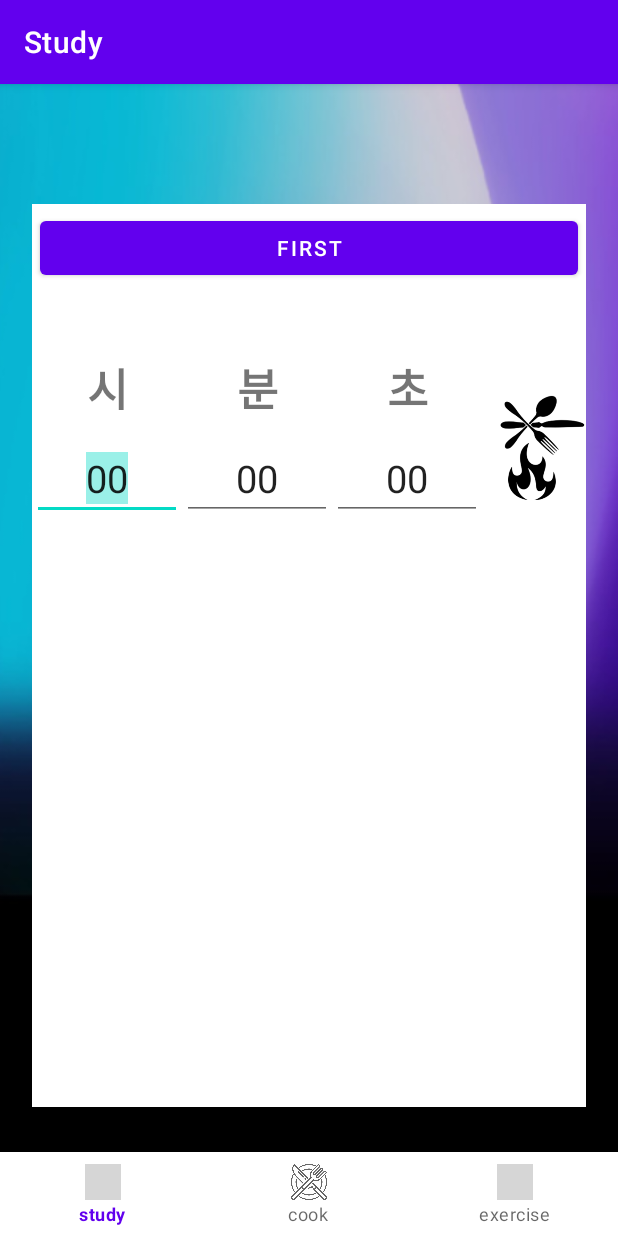
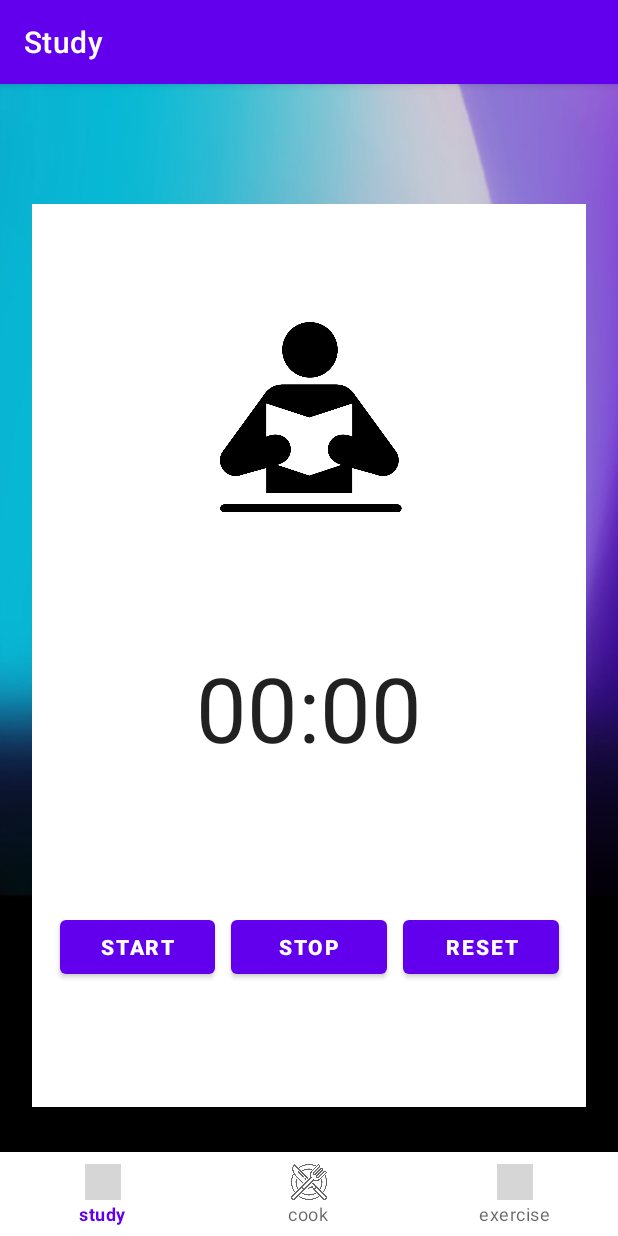
Before and after one commit to choikt/-Object-Oriented-PJ, an Android app: the screen it shows after launch (MainActivity), on a phone screen of 412 x 824 dp. Run offline under Robolectric (Android 15) with nearby library versions, the phone set to English and light mode, and no system bars; our stand-ins replace navigation-ui; grey boxes are pictures that could not be loaded.

Commit message:
feat: study timer UI 구현 완료

```diff
--- a/app/src/main/res/layout/fragment_study.xml
+++ b/app/src/main/res/layout/fragment_study.xml
@@ -1,172 +1,78 @@
 <?xml version="1.0" encoding="utf-8"?>
-<FrameLayout xmlns:android="http://schemas.android.com/apk/res/android"
+<androidx.constraintlayout.widget.ConstraintLayout xmlns:android="http://schemas.android.com/apk/res/android"
+    xmlns:app="http://schemas.android.com/apk/res-auto"
     xmlns:tools="http://schemas.android.com/tools"
+    android:id="@+id/frameLayout"
     android:layout_width="match_parent"
     android:layout_height="match_parent"
-    xmlns:app="http://schemas.android.com/apk/res-auto"
     tools:context=".StudyFragment">
 
     <!-- TODO: Update blank fragment layout -->
+
+    <ImageView
+        android:id="@+id/study_person"
+        android:layout_width="162dp"
+        android:layout_height="170dp"
+        android:src="@drawable/study_person"
+        app:layout_constraintBottom_toTopOf="@+id/chronometer"
+        app:layout_constraintEnd_toEndOf="parent"
+        app:layout_constraintStart_toStartOf="parent"
+        app:layout_constraintTop_toTopOf="parent" />
+
     <LinearLayout
-        android:id="@+id/linearLayout7"
-        android:layout_width="match_parent"
-        android:layout_height="wrap_content"
+        android:id="@+id/linearLayout2"
+        android:layout_width="343dp"
+        android:layout_height="77dp"
         android:orientation="horizontal"
-        app:layout_constraintBottom_toTopOf="@+id/scrollView2"
-        app:layout_constraintTop_toTopOf="parent"
-        tools:layout_editor_absoluteX="1dp">
+        app:layout_constraintBottom_toBottomOf="parent"
+        app:layout_constraintEnd_toEndOf="parent"
+        app:layout_constraintStart_toStartOf="parent"
+        app:layout_constraintTop_toBottomOf="@+id/chronometer">
 
         <Button
-            android:id="@+id/btn_first"
+            android:id="@+id/startBtn"
             android:layout_width="wrap_content"
             android:layout_height="wrap_content"
             android:layout_margin="5dp"
             android:layout_weight="1"
-            android:text="first" />
+            android:text="Start"
+            android:textColor="#FFFFFF"
+            android:textStyle="bold" />
 
-    </LinearLayout>
-
-
-    <LinearLayout
-        android:layout_width="match_parent"
-        android:layout_height="371dp"
-        android:orientation="vertical">
-
-        <LinearLayout
-            android:id="@+id/linearLayout4"
-            android:layout_width="match_parent"
-            android:layout_height="wrap_content"
-
-            android:layout_marginTop="100dp"
-            tools:layout_editor_absoluteX="1dp"
-            android:orientation="horizontal">
-
-            <LinearLayout
-                android:id="@+id/settingLayout"
+        <Button
+            android:id="@+id/stopBtn"
             android:layout_width="wrap_content"
             android:layout_height="wrap_content"
-                android:orientation="vertical">
+            android:layout_margin="5dp"
+            android:layout_weight="1"
+            android:text="Stop"
+            android:textColor="#FFFFFF"
+            android:textStyle="bold" />
 
-
-                <LinearLayout
+        <Button
+            android:id="@+id/resetBtn"
             android:layout_width="wrap_content"
             android:layout_height="wrap_content"
-                    android:gravity="center"
-                    android:orientation="horizontal">
-
-                    <TextView
-                        android:layout_width="100dp"
-                        android:layout_height="wrap_content"
-                        android:gravity="center"
-                        android:text="시"
-                        android:textSize="30sp"
-                        android:textStyle="bold" />
-
-                    <TextView
-                        android:layout_width="100dp"
-                        android:layout_height="wrap_content"
-                        android:gravity="center"
-                        android:text="분"
-                        android:textSize="30sp"
-                        android:textStyle="bold" />
-
-                    <TextView
-                        android:layout_width="100dp"
-                        android:layout_height="wrap_content"
-                        android:gravity="center"
-                        android:text="초"
-                        android:textSize="30sp"
+            android:layout_margin="5dp"
+            android:layout_weight="1"
+            android:text="Reset"
+            android:textColor="#FFFFFF"
             android:textStyle="bold" />
     </LinearLayout>
 
-                <LinearLayout
-                    android:layout_width="wrap_content"
-                    android:layout_height="wrap_content"
-                    android:layout_marginTop="10dp"
-                    android:gravity="center"
-                    android:orientation="horizontal">
-
-                    <EditText
-                        android:id="@+id/hourEdit"
-                        android:layout_width="100dp"
-                        android:layout_height="wrap_content"
-                        android:gravity="center"
-                        android:inputType="number"
-                        android:selectAllOnFocus="true"
-                        android:text="00"
-                        android:textSize="25sp" />
-
-                    <EditText
-                        android:id="@+id/minEdit"
-                        android:layout_width="100dp"
-                        android:layout_height="wrap_content"
-                        android:gravity="center"
-                        android:inputType="number"
-                        android:selectAllOnFocus="true"
-                        android:text="00"
-                        android:textSize="25sp" />
-
-                    <EditText
-                        android:id="@+id/secEdit"
-                        android:layout_width="100dp"
-                        android:layout_height="wrap_content"
-                        android:gravity="center"
-                        android:inputType="number"
-                        android:selectAllOnFocus="true"
-                        android:text="00"
-                        android:textSize="25sp" />
-                </LinearLayout>
-
-            </LinearLayout>
-
-            <LinearLayout
-                android:id="@+id/timerLayout"
-                android:layout_width="match_parent"
-                android:layout_height="wrap_content"
-                android:gravity="center"
-                android:orientation="vertical"
-                android:visibility="gone">
-
-                <TextView
-                    android:id="@+id/timerText"
-                    android:layout_width="wrap_content"
-                    android:layout_height="wrap_content"
-                    android:gravity="center"
-                    android:text="00:00:00"
-                    android:textSize="50sp" />
-
-                <LinearLayout
-                    android:layout_width="match_parent"
-                    android:layout_height="wrap_content"
-                    android:layout_marginTop="50dp"
-                    android:gravity="center"
-                    android:orientation="horizontal">
-
-                    <Button
-                        android:id="@+id/stopBtn"
-                        android:layout_width="150dp"
-                        android:layout_height="wrap_content"
-                        android:text="일시정지"
-                        android:textSize="25sp" />
-
-                    <Button
-                        android:id="@+id/cancelBtn"
-                        android:layout_width="150dp"
-                        android:layout_height="wrap_content"
-                        android:layout_marginStart="30dp"
-                        android:text="쥐소"
-                        android:textSize="25sp" />
-                </LinearLayout>
-            </LinearLayout>
-
-            <ImageView
-                android:id="@+id/imageView4"
-                android:layout_width="match_parent"
-                android:layout_height="match_parent"
-                android:src="@drawable/cook" />
-        </LinearLayout>
-
-    </LinearLayout>
+    <Chronometer
+        android:id="@+id/chronometer"
+        android:layout_width="0dp"
+        android:layout_height="80dp"
+        android:layout_marginTop="8dp"
+        android:layout_marginBottom="32dp"
+        android:gravity="center_horizontal"
+        android:textSize="60dp"
+        app:layout_constraintBottom_toTopOf="@+id/linearLayout2"
+        app:layout_constraintEnd_toEndOf="parent"
+        app:layout_constraintHorizontal_bias="0.0"
+        app:layout_constraintStart_toStartOf="parent"
+        app:layout_constraintTop_toBottomOf="@+id/study_person" />
 
 
-</FrameLayout>
+</androidx.constraintlayout.widget.ConstraintLayout>
```
Also changed, not shown: app/src/main/java/com/example/object_oriented_pj_10/StudyFragment.kt (+41 -80 lines), app/src/main/res/drawable/study_person.png (added). Lines whose indentation alone changed are shown as unchanged.
